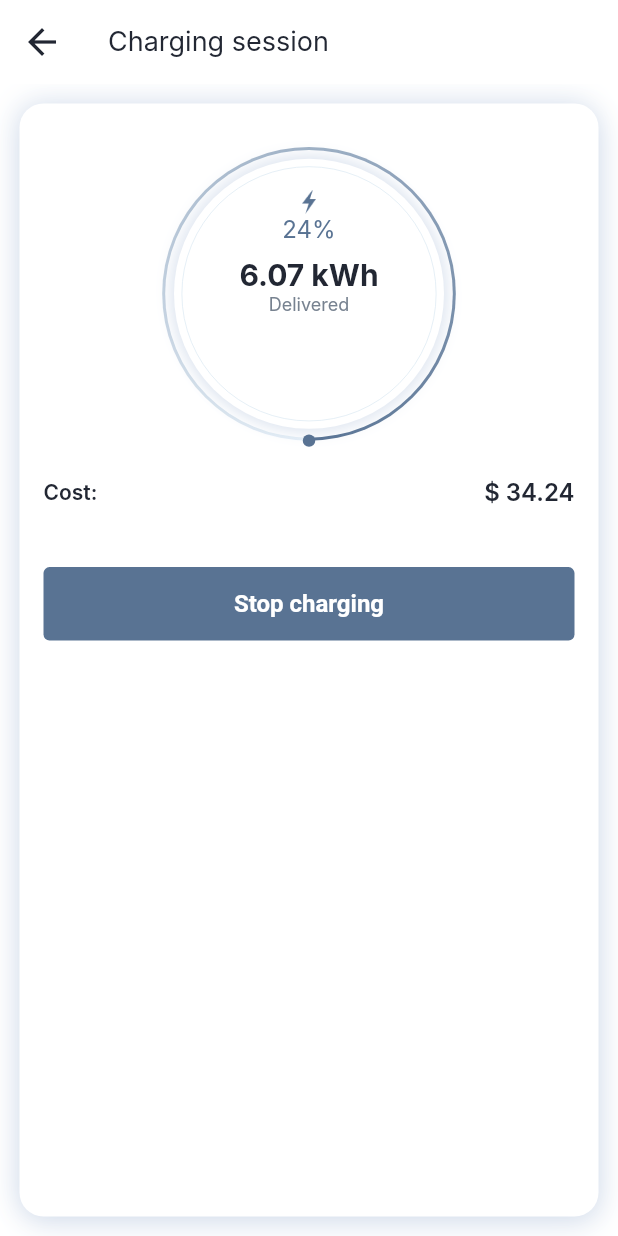
After one commit to extrawest/ev_stations_map_showcase, a Flutter app: the ChargingScreen screen opened by its route, on a phone screen of 412 x 824 dp. The commit adds this screen. Run offline on Flutter 3.47's test engine with Material 2 defaults, Android fonts, the light colour scheme and no system bars; our stand-ins replace bloc, easy_localization, equatable, flutter_bloc, flutter_secure_storage, flutter_svg and 5 more; missing offline and left inert: flutter_udid, google_maps_cluster_manager; accounts and stored records are empty; network calls fail; Roboto replaces fonts that are missing (Inter, Poppins); statements that could not run were skipped; project files that could hold a hidden picture were left out.

Commit message:
added charging state

```diff
--- a/lib/common/enums.dart
+++ b/lib/common/enums.dart
@@ -1,4 +1,4 @@
-enum BottomTabBarItem { map, favorites, wallet, account, none }
+enum BottomTabBarItem { map, favorites, wallet, account, charging, none }
 
 enum Status { busy, available, offline, unknown }
 
--- a/lib/routes.dart
+++ b/lib/routes.dart
@@ -1,19 +1,19 @@
 import 'package:flutter/material.dart';
-import 'package:volkhov_maps_app/screens/map_main_screen.dart';
-import 'package:volkhov_maps_app/screens/map_sreen.dart';
+
+import 'screens/screens.dart';
 
 // import 'flavor_banner.dart';
-import 'screens/home_screen.dart';
-import 'screens/splash_screen.dart';
 
 const String homeScreenRoute = '/home_screen';
 const String splashScreenRoute = '/splash_screen';
 const String mapScreenRoute = '/map_screen';
 const String mapMainScreenRoute = '/map_main_screen';
+const String chargingScreenRoute = 'charging_screen';
 
 Map<String, WidgetBuilder> applicationRoutes = <String, WidgetBuilder>{
   splashScreenRoute: (context) => SplashScreen(),
   homeScreenRoute: (context) => const HomeScreen(),
   mapScreenRoute: (context) => const MapScreen(),
   mapMainScreenRoute: (context) => const MapMainScreen(),
+  chargingScreenRoute: (context) => const ChargingScreen(),
 };
--- /dev/null
+++ b/lib/screens/chrging_screen.dart
@@ -0,0 +1,72 @@
+import 'package:flutter/material.dart';
+import 'package:volkhov_maps_app/theme/app_colors.dart';
+
+import '../theme/theme.dart';
+import '../widgets/widgets.dart';
+
+class ChargingScreen extends StatelessWidget {
+  const ChargingScreen({super.key});
+
+  @override
+  Widget build(BuildContext context) {
+    return Scaffold(
+      appBar: AppBar(
+        title: const Text(
+          'Charging session',
+          style: TextStyles.appBarTextStyle,
+        ),
+        backgroundColor: AppColors.whiteColor,
+        leading: IconButton(
+          icon: const Icon(Icons.arrow_back),
+          iconSize: 28,
+          color: AppColors.blackColor,
+          onPressed: () => Navigator.pop(context),
+        ),
+        shadowColor: Colors.transparent,
+      ),
+      body: Container(
+        width: MediaQuery.of(context).size.width,
+        height: MediaQuery.of(context).size.height,
+        color: AppColors.whiteColor,
+        child: Container(
+          margin: const EdgeInsets.all(13),
+          padding: const EdgeInsets.only(
+            top: 29,
+            bottom: 24,
+            left: 16,
+            right: 16,
+          ),
+          decoration: BoxDecoration(
+            color: AppColors.whiteColor,
+            borderRadius: BorderRadius.circular(16),
+            boxShadow: [
+              BoxShadow(
+                color: AppColors.shadowColor.withOpacity(0.15),
+                blurRadius: 15,
+                spreadRadius: 0,
+                offset: const Offset(2, 6),
+              ),
+              BoxShadow(
+                color: AppColors.shadowColor.withOpacity(0.15),
+                blurRadius: 15,
+                spreadRadius: 0,
+                offset: const Offset(-2, -2),
+              ),
+            ],
+          ),
+          child: Column(
+            children: [
+              const ChargedState(),
+              const CostWidget(),
+              CustomButton(
+                onTap: () {},
+                caption: 'Stop charging',
+                fontFamily: 'Poppins',
+              )
+            ],
+          ),
+        ),
+      ),
+    );
+  }
+}
--- a/lib/screens/map_main_screen.dart
+++ b/lib/screens/map_main_screen.dart
@@ -1,7 +1,9 @@
 import 'package:flutter/material.dart';
 import 'package:flutter_svg/svg.dart';
 import 'package:volkhov_maps_app/common/common.dart';
+import 'package:volkhov_maps_app/routes.dart';
 import 'package:volkhov_maps_app/screens/map_sreen.dart';
+import 'package:volkhov_maps_app/screens/screens.dart';
 import 'package:volkhov_maps_app/screens/wallet_screen.dart';
 
 import '../theme/themes.dart';
@@ -35,6 +37,7 @@ class _MapMainScreenState extends State<MapMainScreen> {
           children: const [
             StaticMainScreenWidget(),
             MapScreen(),
+            StaticMainScreenWidget(),
             WalletScreen(),
           ],
         ),
@@ -86,7 +89,9 @@ class _MapMainScreenState extends State<MapMainScreen> {
           child: FittedBox(
             child: FloatingActionButton(
               backgroundColor: AppColors.whiteColor,
-              onPressed: null,
+              onPressed: () => setState(() {
+                Navigator.pushNamed(context, chargingScreenRoute);
+              }),
               child: SvgPicture.asset(greyFlash),
             ),
           ),
@@ -111,6 +116,9 @@ class _MapMainScreenState extends State<MapMainScreen> {
       case 4:
         result = BottomTabBarItem.account;
         break;
+      case 5:
+        result = BottomTabBarItem.charging;
+        break;
       default:
         result = BottomTabBarItem.none;
         break;
--- a/lib/screens/map_sreen.dart
+++ b/lib/screens/map_sreen.dart
@@ -357,7 +357,9 @@ class MapButton extends StatelessWidget {
                 ),
               ],
             ),
-            child: Image.asset(image)),
+            child: Image.asset(
+              image,
+            )),
       ),
     );
   }
--- /dev/null
+++ b/lib/screens/screens.dart
@@ -0,0 +1,7 @@
+export 'chrging_screen.dart';
+export 'home_screen.dart';
+export 'map_main_screen.dart';
+export 'map_sreen.dart';
+export 'splash_screen.dart';
+export 'static_main_screen.dart';
+export 'wallet_screen.dart';
--- a/lib/theme/app_colors.dart
+++ b/lib/theme/app_colors.dart
@@ -15,4 +15,8 @@ abstract class AppColors {
   static const Color blueColor = Color(0xFF06A9DD);
   static const Color dividerColor = Color(0xFFC3C7D4);
   static const Color backgroundColor = Color(0xFFE5E5E5);
+  static const Color shadowColor = Color(0xFF4971AC);
+  static const Color gradientFinishColor = Color(0xFF597393);
+  static const Color gradientStartColor = Color(0xFFE9F2F9);
+  static const Color shadowLightColor = Color(0xFFD9D9D9);
 }
--- a/lib/theme/theme.dart
+++ b/lib/theme/theme.dart
@@ -13,43 +13,53 @@ const Color white = Color(0xffffffff);
 class TextStyles {
   static const notifierTextLabel = TextStyle(
     fontSize: 26,
+    fontFamily: 'Inter',
     fontStyle: FontStyle.normal,
     fontWeight: FontWeight.w300,
   );
 
   static const headerTextStyle = TextStyle(
     fontSize: 20,
+    fontFamily: 'Inter',
     fontStyle: FontStyle.normal,
     fontWeight: FontWeight.w700,
     color: AppColors.blackColor,
   );
 
+  static const appBarTextStyle = TextStyle(
+    fontSize: 18,
+    fontFamily: 'Inter',
+    fontStyle: FontStyle.normal,
+    fontWeight: FontWeight.w400,
+    color: AppColors.blackColor,
+  );
+
   static const hintTextStyle = TextStyle(
-    // fontFamily: GoogleFonts.roboto(),
     fontSize: 16,
+    fontFamily: 'Inter',
     fontStyle: FontStyle.normal,
     fontWeight: FontWeight.w400,
   );
 
   static const textStyle = TextStyle(
-    // fontFamily: GoogleFonts.inter(),
     fontSize: 16,
+    fontFamily: 'Inter',
     fontStyle: FontStyle.normal,
     fontWeight: FontWeight.w400,
     color: AppColors.blackColor,
   );
 
   static const textWalletStyle = TextStyle(
-    // fontFamily: GoogleFonts.inter(),
     fontSize: 14,
+    fontFamily: 'Inter',
     fontStyle: FontStyle.normal,
     fontWeight: FontWeight.w400,
     color: AppColors.blackColor,
   );
 
   static const smallTextStyle = TextStyle(
-    // fontFamily: GoogleFonts.inter(),
     fontSize: 12,
+    fontFamily: 'Inter',
     fontStyle: FontStyle.normal,
     fontWeight: FontWeight.w400,
     color: AppColors.blackColor,
--- /dev/null
+++ b/lib/widgets/charged_state.dart
@@ -0,0 +1,126 @@
+import 'dart:math';
+
+import 'package:flutter/material.dart';
+
+import '../theme/themes.dart';
+
+class ChargedState extends StatelessWidget {
+  const ChargedState({
+    super.key,
+  });
+
+  @override
+  Widget build(BuildContext context) {
+    return SizedBox(
+      width: 195.75,
+      height: 204.08,
+      child: Stack(
+        alignment: Alignment.topCenter,
+        children: [
+          Transform.rotate(
+            angle: pi / 2,
+            child: Container(
+              width: 195.75,
+              height: 195.75,
+              decoration: BoxDecoration(
+                gradient: const SweepGradient(
+                  center: FractionalOffset.center,
+                  colors: <Color>[
+                    AppColors.gradientStartColor,
+                    AppColors.gradientFinishColor,
+                  ],
+                  stops: <double>[0.0, 1.0],
+                ),
+                borderRadius: BorderRadius.circular(195.75),
+              ),
+            ),
+          ),
+          Positioned(
+            top: 2,
+            child: Container(
+              width: 191.75,
+              height: 191.75,
+              decoration: BoxDecoration(
+                  borderRadius: BorderRadius.circular(191.75),
+                  color: AppColors.whiteColor),
+            ),
+          ),
+          Positioned(
+            top: 7.875,
+            child: Container(
+              width: 180,
+              height: 180,
+              decoration: BoxDecoration(
+                  borderRadius: BorderRadius.circular(180),
+                  boxShadow: [
+                    BoxShadow(
+                      color: AppColors.shadowColor.withOpacity(0.1),
+                      blurRadius: 7,
+                      spreadRadius: 2,
+                      offset: const Offset(2, 2),
+                    ),
+                    BoxShadow(
+                      color: AppColors.shadowColor.withOpacity(0.1),
+                      blurRadius: 7,
+                      spreadRadius: 2,
+                      offset: const Offset(-2, -2),
+                    ),
+                  ],
+                  color: AppColors.whiteColor),
+              child: Container(
+                margin: const EdgeInsets.all(5),
+                width: 170,
+                height: 170,
+                decoration: BoxDecoration(
+                  borderRadius: BorderRadius.circular(170),
+                  border: Border.all(
+                    color: AppColors.lightBlue,
+                    width: 0.5,
+                  ),
+                ),
+                child: Column(
+                  children: [
+                    const SizedBox(height: 15),
+                    SizedBox(
+                      height: 16,
+                      child: Image.asset(
+                        flashIconPng,
+                        color: AppColors.activeBottomBarButton,
+                      ),
+                    ),
+                    Text(
+                      '24%',
+                      style: TextStyles.hintTextStyle.copyWith(
+                          color: AppColors.activeBottomBarButton,
+                          fontFamily: 'Inter'),
+                    ),
+                    const SizedBox(height: 10),
+                    Text('6.07 kWh',
+                        style: TextStyles.headerTextStyle
+                            .copyWith(fontFamily: 'Inter')),
+                    Text(
+                      'Delivered',
+                      style: TextStyles.smallTextStyle.copyWith(
+                          color: AppColors.greyTextColor, fontFamily: 'Inter'),
+                    ),
+                  ],
+                ),
+              ),
+            ),
+          ),
+          Positioned(
+            top: 191.585,
+            child: Container(
+              width: 8.33,
+              height: 8.33,
+              decoration: BoxDecoration(
+                borderRadius: BorderRadius.circular(8),
+                color: AppColors.activeBottomBarButton,
+              ),
+            ),
+          ),
+        ],
+      ),
+    );
+  }
+}
--- /dev/null
+++ b/lib/widgets/cost_widget.dart
@@ -0,0 +1,30 @@
+import 'package:flutter/material.dart';
+
+import '../theme/themes.dart';
+
+class CostWidget extends StatelessWidget {
+  const CostWidget({
+    super.key,
+  });
+
+  @override
+  Widget build(BuildContext context) {
+    return Padding(
+      padding: const EdgeInsets.only(top: 16, bottom: 11),
+      child: Row(
+        mainAxisAlignment: MainAxisAlignment.spaceBetween,
+        children: [
+          Text(
+            'Cost:',
+            style: TextStyles.textWalletStyle
+                .copyWith(fontWeight: FontWeight.w600),
+          ),
+          Text(
+            '\$ 34.24',
+            style: TextStyles.textStyle.copyWith(fontWeight: FontWeight.w600),
+          )
+        ],
+      ),
+    );
+  }
+}
--- /dev/null
+++ b/lib/widgets/custom_button.dart
@@ -0,0 +1,44 @@
+// ignore_for_file: public_member_api_docs, sort_constructors_first
+import 'package:flutter/material.dart';
+
+import '../theme/themes.dart';
+
+class CustomButton extends StatelessWidget {
+  final Function() onTap;
+  final String caption;
+  final String fontFamily;
+
+  const CustomButton({
+    Key? key,
+    required this.onTap,
+    required this.caption,
+    this.fontFamily = 'Roboto',
+  }) : super(key: key);
+
+  @override
+  Widget build(BuildContext context) {
+    return GestureDetector(
+      onTap: onTap,
+      child: Container(
+        width: MediaQuery.of(context).size.width,
+        margin: const EdgeInsets.only(
+          top: 30,
+        ),
+        padding: const EdgeInsets.symmetric(vertical: 15),
+        decoration: BoxDecoration(
+          borderRadius: BorderRadius.circular(4),
+          color: AppColors.activeBottomBarButton,
+        ),
+        child: Text(
+          caption,
+          textAlign: TextAlign.center,
+          style: TextStyle(
+              fontFamily: fontFamily,
+              fontSize: 16,
+              fontWeight: FontWeight.w700,
+              color: AppColors.whiteColor),
+        ),
+      ),
+    );
+  }
+}
--- a/lib/widgets/map_type_bottom_sheet.dart
+++ b/lib/widgets/map_type_bottom_sheet.dart
@@ -1,7 +1,9 @@
+// ignore_for_file: public_member_api_docs, sort_constructors_first
 import 'package:flutter/material.dart';
 import 'package:google_maps_flutter/google_maps_flutter.dart';
 
 import '../theme/themes.dart';
+import 'widgets.dart';
 
 class BodyBottomSheetWidget extends StatefulWidget {
   final MapType mapType;
@@ -123,27 +125,9 @@ class _BodyBottomSheetWidgetState extends State<BodyBottomSheetWidget> {
                 color: AppColors.dividerColor,
                 height: 1,
               ),
-              GestureDetector(
+              CustomButton(
+                caption: 'Apply',
                 onTap: () => Navigator.pop(context, selectedtype),
-                child: Container(
-                  width: MediaQuery.of(context).size.width,
-                  margin: const EdgeInsets.only(
-                    top: 30,
-                  ),
-                  padding: const EdgeInsets.symmetric(vertical: 15),
-                  decoration: BoxDecoration(
-                    borderRadius: BorderRadius.circular(4),
-                    color: AppColors.activeBottomBarButton,
-                  ),
-                  child: const Text(
-                    'Apply',
-                    textAlign: TextAlign.center,
-                    style: TextStyle(
-                        fontSize: 16,
-                        fontWeight: FontWeight.w700,
-                        color: AppColors.whiteColor),
-                  ),
-                ),
               ),
             ],
           )),
--- a/lib/widgets/widgets.dart
+++ b/lib/widgets/widgets.dart
@@ -1,5 +1,8 @@
 export './bottom_tab_bar.dart';
+export './charged_state.dart';
 export './coordinates_widget.dart';
+export './cost_widget.dart';
+export './custom_button.dart';
 export './custom_text_field.dart';
 export './map_background.dart';
 export './map_type_bottom_sheet.dart';
@@ -10,4 +13,3 @@ export './square_button.dart';
 export './station_info_bottom_sheet.dart';
 export './station_info_outlet_widget.dart';
 export './station_name_widget.dart';
-export '../screens/static_main_screen.dart';
```
